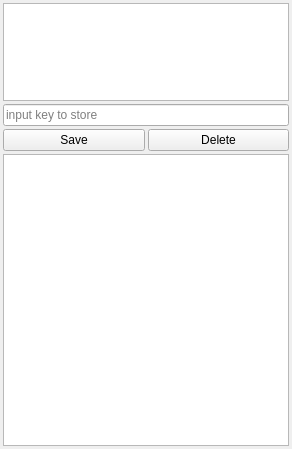
justpresident/gcypher, file mainwindow.ui: the form before one commit.
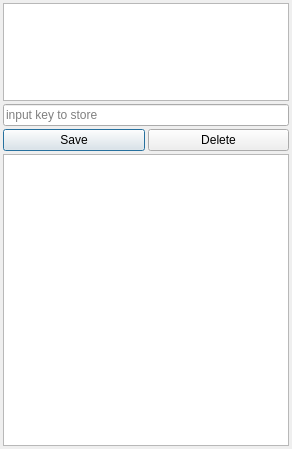
The form after the commit.

What changed in the file:
```diff
--- a/mainwindow.ui
+++ b/mainwindow.ui
@@ -88,6 +88,12 @@
         <property name="text">
          <string>Save</string>
         </property>
+        <property name="autoDefault">
+         <bool>true</bool>
+        </property>
+        <property name="default">
+         <bool>true</bool>
+        </property>
        </widget>
       </item>
       <item>
```
Left out of the diff: 7 changed lines with no effect on the pictures.
